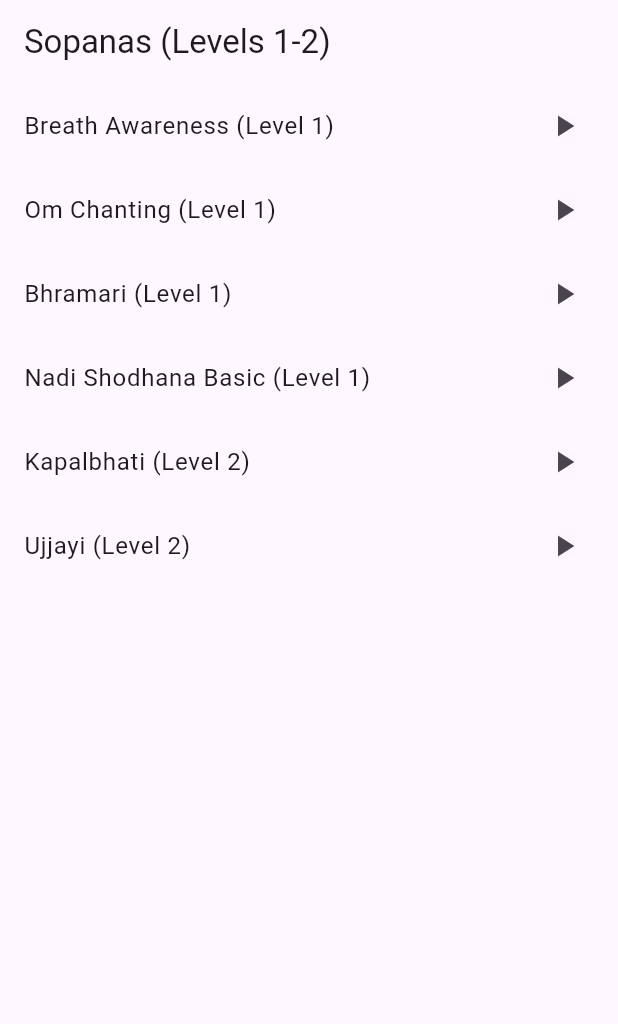
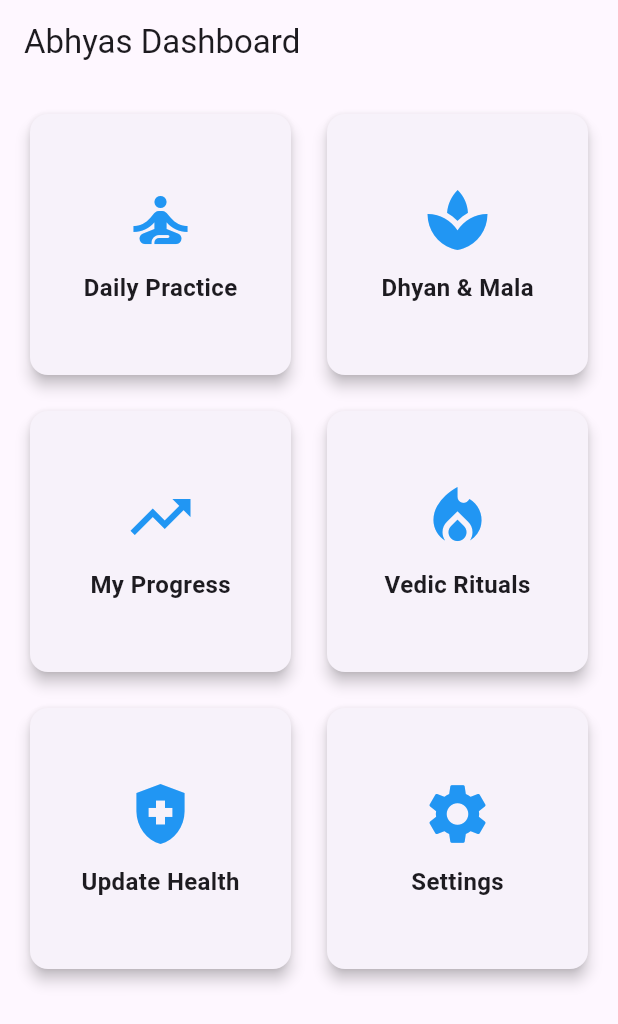
Before and after one commit to imkks/ABHYAS, a Flutter app: the PostSessionCheckinScreen screen opened directly with empty values, after a tap on "Done", on a phone screen of 412 x 824 dp. Shown: the top 1024 px of the screen. Run offline on Flutter 3.47's test engine with Material 3 defaults, Android fonts, the phone set to English and light mode, and no system bars; our stand-ins replace shared_preferences; missing offline and left inert: haptic_feedback, json_schema; accounts and stored records are empty.

Commit message:
feat: Add comprehensive UI screens and content structure
- Creates `DashboardScreen`, `DhyanScreen`, `ProgressScreen`, and `RitualsScreen`.
- Updates `HealthScreeningScreen` and `PostSessionCheckinScreen` navigation to route via the Dashboard.
- Enhances `PracticePlayerScreen` with dynamic animated expanding circle and weaning stage logic.
- Implements `shared_preferences` storage to persist check-ins locally.
- Adds comprehensive rule-matrix unit tests in `safety_rules_engine_test.dart`.
- Sets up `/content` directory placeholders (Mantras, Lessons, Instructions).
- Adds pause and resume methods to `PlayerEngine`.

Co-authored-by: imkks <52670330+imkks@users.noreply.github.com>

```diff
--- /dev/null
+++ b/app/lib/data/local_storage_service.dart
@@ -0,0 +1,21 @@
+import 'package:shared_preferences/shared_preferences.dart';
+import 'dart:convert';
+
+class LocalStorageService {
+  static const String _checkinsKey = 'session_checkins';
+
+  Future<void> saveCheckin(Map<String, dynamic> checkinData) async {
+    final prefs = await SharedPreferences.getInstance();
+    List<String> checkins = prefs.getStringList(_checkinsKey) ?? [];
+
+    checkins.add(json.encode(checkinData));
+    await prefs.setStringList(_checkinsKey, checkins);
+  }
+
+  Future<List<Map<String, dynamic>>> getCheckins() async {
+    final prefs = await SharedPreferences.getInstance();
+    List<String> checkins = prefs.getStringList(_checkinsKey) ?? [];
+
+    return checkins.map((str) => json.decode(str) as Map<String, dynamic>).toList();
+  }
+}
--- /dev/null
+++ b/app/lib/ui/dashboard_screen.dart
@@ -0,0 +1,73 @@
+import 'package:flutter/material.dart';
+import 'practice_list_screen.dart';
+import 'dhyan_screen.dart';
+import 'progress_screen.dart';
+import 'rituals_screen.dart';
+import 'health_screening_screen.dart';
+import '../safety/safety_rules_engine.dart';
+
+class DashboardScreen extends StatelessWidget {
+  final SafetyProfile safetyProfile;
+
+  DashboardScreen({required this.safetyProfile});
+
+  @override
+  Widget build(BuildContext context) {
+    return Scaffold(
+      appBar: AppBar(title: Text('Abhyas Dashboard')),
+      body: GridView.count(
+        crossAxisCount: 2,
+        padding: EdgeInsets.all(16),
+        crossAxisSpacing: 16,
+        mainAxisSpacing: 16,
+        children: [
+          _buildCard(context, 'Daily Practice', Icons.self_improvement, () {
+            Navigator.push(context, MaterialPageRoute(
+              builder: (context) => PracticeListScreen(safetyProfile: safetyProfile)
+            ));
+          }),
+          _buildCard(context, 'Dhyan & Mala', Icons.spa, () {
+            Navigator.push(context, MaterialPageRoute(
+              builder: (context) => DhyanScreen()
+            ));
+          }),
+          _buildCard(context, 'My Progress', Icons.trending_up, () {
+            Navigator.push(context, MaterialPageRoute(
+              builder: (context) => ProgressScreen()
+            ));
+          }),
+          _buildCard(context, 'Vedic Rituals', Icons.local_fire_department, () {
+            Navigator.push(context, MaterialPageRoute(
+              builder: (context) => RitualsScreen()
+            ));
+          }),
+          _buildCard(context, 'Update Health', Icons.health_and_safety, () {
+            Navigator.push(context, MaterialPageRoute(
+              builder: (context) => HealthScreeningScreen(isUpdating: true)
+            ));
+          }),
+          _buildCard(context, 'Settings', Icons.settings, () {
+             ScaffoldMessenger.of(context).showSnackBar(SnackBar(content: Text('Settings Coming Soon')));
+          }),
+        ],
+      ),
+    );
+  }
+
+  Widget _buildCard(BuildContext context, String title, IconData icon, VoidCallback onTap) {
+    return Card(
+      elevation: 4,
+      child: InkWell(
+        onTap: onTap,
+        child: Column(
+          mainAxisAlignment: MainAxisAlignment.center,
+          children: [
+            Icon(icon, size: 48, color: Colors.blue),
+            SizedBox(height: 10),
+            Text(title, style: TextStyle(fontSize: 16, fontWeight: FontWeight.bold)),
+          ],
+        ),
+      ),
+    );
+  }
+}
--- a/app/lib/ui/post_session_checkin_screen.dart
+++ b/app/lib/ui/post_session_checkin_screen.dart
@@ -1,6 +1,7 @@
 import 'package:flutter/material.dart';
-import 'practice_list_screen.dart';
+import 'dashboard_screen.dart';
 import '../safety/safety_rules_engine.dart';
+import '../data/local_storage_service.dart';
 
 class PostSessionCheckinScreen extends StatefulWidget {
   final SafetyProfile safetyProfile;
@@ -16,14 +17,22 @@ class _PostSessionCheckinScreenState extends State<PostSessionCheckinScreen> {
   bool _dizziness = false;
   final TextEditingController _noteController = TextEditingController();
 
-  void _submit() {
-    // In Phase 2, this will save to DB and trigger auto-regression logic if strained.
+  void _submit() async {
+    final storage = LocalStorageService();
+    await storage.saveCheckin({
+      'timestamp': DateTime.now().toIso8601String(),
+      'feeling': _feeling,
+      'dizziness': _dizziness,
+      'note': _noteController.text,
+    });
 
-    // Return to list screen, popping everything else
-    Navigator.of(context).pushAndRemoveUntil(
-      MaterialPageRoute(builder: (context) => PracticeListScreen(safetyProfile: widget.safetyProfile)),
-      (Route<dynamic> route) => false,
-    );
+    // Return to dashboard screen, popping everything else
+    if (mounted) {
+       Navigator.of(context).pushAndRemoveUntil(
+         MaterialPageRoute(builder: (context) => DashboardScreen(safetyProfile: widget.safetyProfile)),
+         (Route<dynamic> route) => false,
+       );
+    }
   }
 
   @override
--- a/app/pubspec.yaml
+++ b/app/pubspec.yaml
@@ -35,6 +35,8 @@ dependencies:
   # Use with the CupertinoIcons class for iOS style icons.
   cupertino_icons: ^1.0.8
   json_schema: ^5.2.2
+  haptic_feedback: ^0.6.5
+  shared_preferences: ^2.5.6
 
 dev_dependencies:
   flutter_test:
--- /dev/null
+++ b/content/instructions/kapalbhati.json
@@ -0,0 +1 @@
+{"practice": "kapalbhati", "instruction": "[CONTENT PENDING - TEACHER REVIEW]"}
--- /dev/null
+++ b/content/mantras/om.json
@@ -0,0 +1 @@
+{"title": "Om", "text": "[CONTENT PENDING - TEACHER REVIEW]"}
```
Also changed, not shown: app/lib/player/player_engine.dart (+12 -0 lines), app/lib/ui/dhyan_screen.dart (added, +98 -0 lines), app/lib/ui/health_screening_screen.dart (+15 -7 lines), app/lib/ui/practice_player_screen.dart (+42 -12 lines), app/lib/ui/progress_screen.dart (added, +55 -0 lines), app/lib/ui/rituals_screen.dart (added, +77 -0 lines), app/pubspec.lock, content/manifest.json (added), 3 other files.
